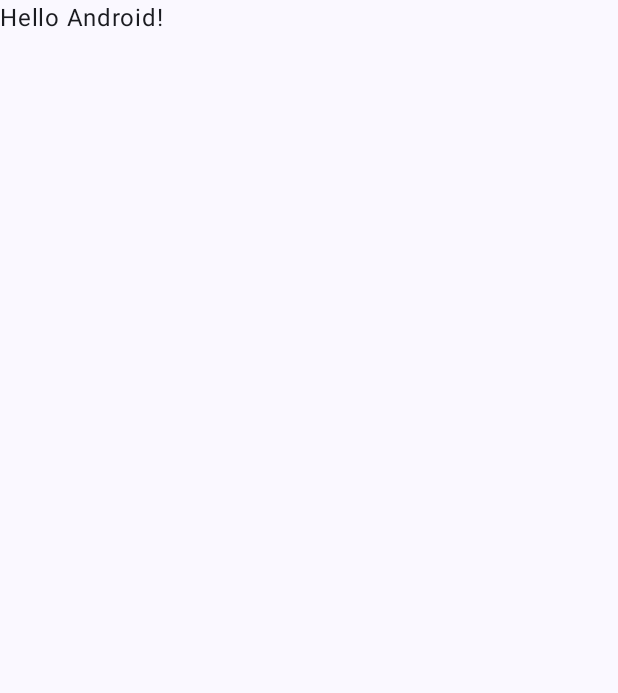
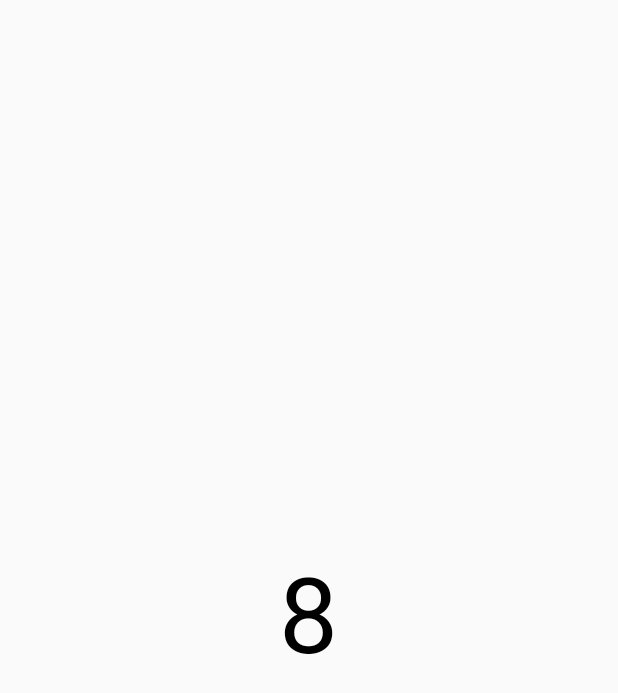
Before and after one commit to jin-vita/myCoroutine, an Android app built with Jetpack Compose: the screen it shows after launch (MainActivity), on a phone screen of 412 x 824 dp. Before the commit the part shown is almost empty. Shown: the top 693 px of the screen. Run offline under Robolectric (Android 15) with nearby library versions, the phone set to English and light mode, and no system bars.

```diff
--- a/app/build.gradle
+++ b/app/build.gradle
@@ -50,6 +50,7 @@ dependencies {
 
     implementation 'androidx.core:core-ktx:1.7.0'
     implementation 'androidx.lifecycle:lifecycle-runtime-ktx:2.3.1'
+    implementation 'androidx.lifecycle:lifecycle-viewmodel-compose:2.5.1'
     implementation 'androidx.activity:activity-compose:1.3.1'
     implementation "androidx.compose.ui:ui:$compose_version"
     implementation "androidx.compose.ui:ui-tooling-preview:$compose_version"
--- a/app/src/main/java/org/techtown/mycoroutine/MainActivity.kt
+++ b/app/src/main/java/org/techtown/mycoroutine/MainActivity.kt
@@ -1,54 +1,61 @@
 package org.techtown.mycoroutine
 
 import android.os.Bundle
-import android.util.Log
 import androidx.activity.ComponentActivity
 import androidx.activity.compose.setContent
+import androidx.compose.foundation.layout.Box
 import androidx.compose.foundation.layout.fillMaxSize
-import androidx.compose.material3.MaterialTheme
-import androidx.compose.material3.Surface
 import androidx.compose.material3.Text
-import androidx.compose.runtime.Composable
+import androidx.compose.runtime.collectAsState
+import androidx.compose.ui.Alignment
 import androidx.compose.ui.Modifier
-import androidx.compose.ui.tooling.preview.Preview
-import androidx.lifecycle.lifecycleScope
-import kotlinx.coroutines.*
+import androidx.compose.ui.unit.sp
+import androidx.lifecycle.viewmodel.compose.viewModel
+import kotlinx.coroutines.delay
 import org.techtown.mycoroutine.ui.theme.MyCoroutineTheme
-import kotlin.system.measureTimeMillis
 
 class MainActivity : ComponentActivity() {
-    companion object { const val TAG = "MainActivity" }
+    companion object {
+        const val TAG = "MainActivity"
+    }
+
     override fun onCreate(savedInstanceState: Bundle?) {
         super.onCreate(savedInstanceState)
         setContent {
             MyCoroutineTheme {
-                // A surface container using the 'background' color from the theme
-                Surface(modifier = Modifier.fillMaxSize(), color = MaterialTheme.colorScheme.background) {
-                    Greeting("Android")
+                val viewModel = viewModel<MainViewModel>()
+                val countState = viewModel.countFlow.collectAsState(0)
+
+                Box(modifier = Modifier.fillMaxSize()) {
+                    Text(
+                        text = "${countState.value}",
+                        fontSize = 70.sp,
+                        modifier = Modifier.align(Alignment.Center)
+                    )
                 }
             }
         }
 
-        lifecycleScope.launch(Dispatchers.IO) {
-            // 직렬 처리
-            val time: Long = measureTimeMillis {
-                val result1: String = network1()
-                val result2 = network2()
-                Log.d(TAG, "직렬 결과1 : $result1")
-                Log.d(TAG, "직렬 결과2 : $result2")
-            }
-            Log.d(TAG, "직렬 시간 : $time")
 
-            // 병렬 처리
-            val time2: Long = measureTimeMillis {
-                val result1: Deferred<String> = async { network1() }
-                val result2 = async { network2() }
-                Log.d(TAG, "병렬 결과1 : ${result1.await()}")
-                Log.d(TAG, "병렬 결과2 : ${result2.await()}")
-            }
-            Log.d(TAG, "병렬 시간 : $time2")
-
-        }
+//        lifecycleScope.launch(Dispatchers.IO) {
+//            // 직렬 처리
+//            val time: Long = measureTimeMillis {
+//                val result1: String = network1()
+//                val result2 = network2()
+//                Log.d(TAG, "직렬 결과1 : $result1")
+//                Log.d(TAG, "직렬 결과2 : $result2")
+//            }
+//            Log.d(TAG, "직렬 시간 : $time")
+//
+//            // 병렬 처리
+//            val time2: Long = measureTimeMillis {
+//                val result1: Deferred<String> = async { network1() }
+//                val result2 = async { network2() }
+//                Log.d(TAG, "병렬 결과1 : ${result1.await()}")
+//                Log.d(TAG, "병렬 결과2 : ${result2.await()}")
+//            }
+//            Log.d(TAG, "병렬 시간 : $time2")
+//        }
 
     }
 
@@ -63,16 +70,3 @@ class MainActivity : ComponentActivity() {
     }
 
 }
-
-@Composable
-fun Greeting(name: String) {
-    Text(text = "Hello $name!")
-}
-
-@Preview(showBackground = true)
-@Composable
-fun DefaultPreview() {
-    MyCoroutineTheme {
-        Greeting("Android")
-    }
-}
--- /dev/null
+++ b/app/src/main/java/org/techtown/mycoroutine/MainViewModel.kt
@@ -0,0 +1,35 @@
+package org.techtown.mycoroutine
+
+import android.util.Log
+import androidx.lifecycle.ViewModel
+import androidx.lifecycle.viewModelScope
+import kotlinx.coroutines.delay
+import kotlinx.coroutines.flow.Flow
+import kotlinx.coroutines.flow.flow
+import kotlinx.coroutines.launch
+import org.techtown.mycoroutine.MainActivity.Companion.TAG
+
+class MainViewModel : ViewModel() {
+    private var count = 0
+
+    val countFlow: Flow<Int> = flow {
+        while (true) {
+            count++
+            emit(count)
+            Log.d(TAG, "count: $count")
+            delay(2000)
+        }
+    }
+
+    init {
+        collectFlow()
+    }
+
+    private fun collectFlow() {
+        viewModelScope.launch {
+            countFlow.collect {
+                Log.d(TAG, "collect: $count")
+            }
+        }
+    }
+}
```
